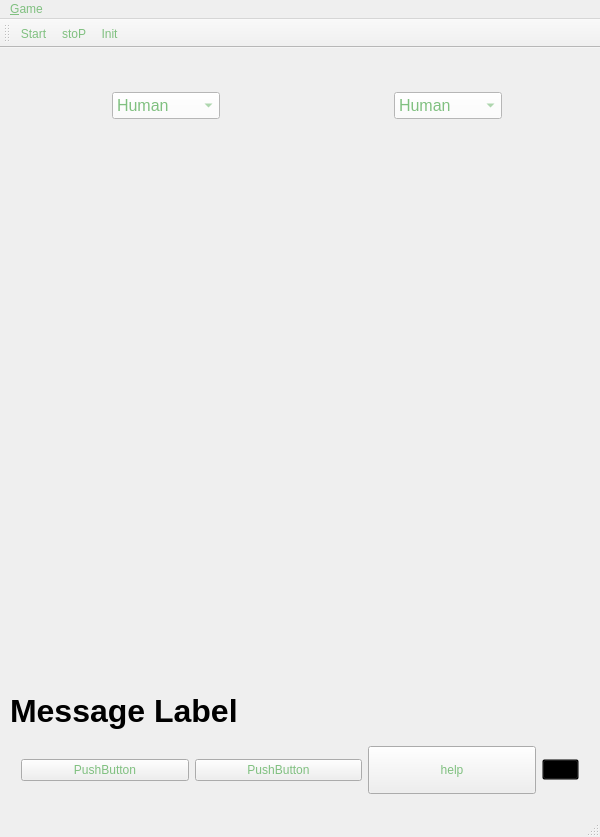
The window that QtMate/QtMate/MainWindow.ui (vivisuke/QtMate) describes before a commit, drawn with Qt 5.
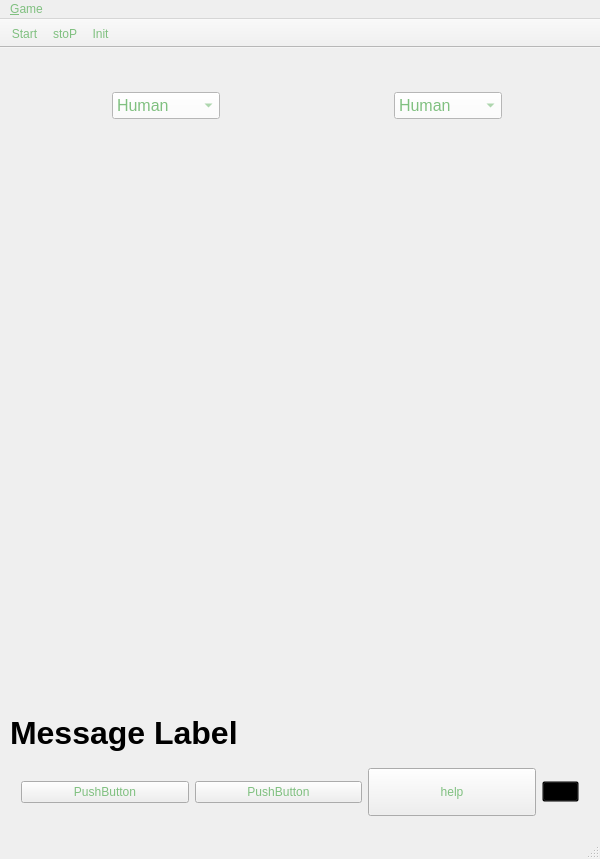
The same window after the commit. Icons and pictures are not drawn. Custom widgets are drawn as their Qt base class.

```diff
--- a/QtMate/QtMate/MainWindow.ui
+++ b/QtMate/QtMate/MainWindow.ui
@@ -7,7 +7,7 @@
     <x>0</x>
     <y>0</y>
     <width>600</width>
-    <height>837</height>
+    <height>859</height>
    </rect>
   </property>
   <property name="windowTitle">
@@ -357,6 +357,12 @@
    <addaction name="menu_Game"/>
   </widget>
   <widget class="QToolBar" name="mainToolBar">
+   <property name="movable">
+    <bool>false</bool>
+   </property>
+   <property name="floatable">
+    <bool>false</bool>
+   </property>
    <attribute name="toolBarArea">
     <enum>TopToolBarArea</enum>
    </attribute>
```
